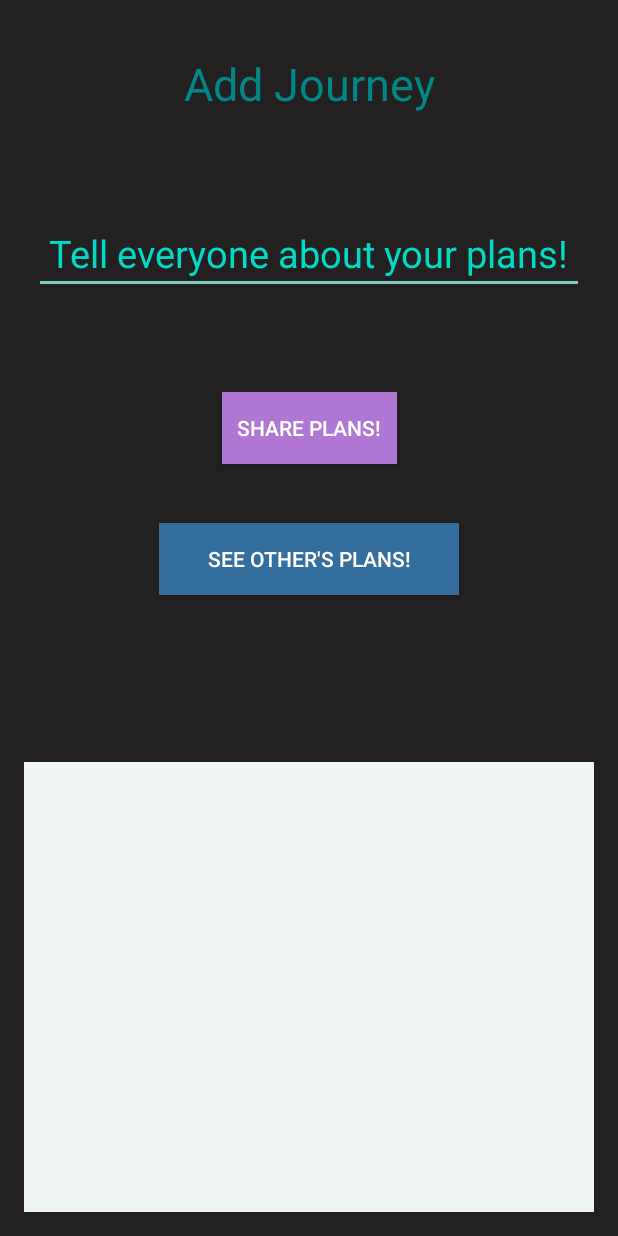
After one commit to archana9499/BonVoyage, an Android app: the AddJourneyActivity screen opened directly, with no data from a screen before it, on a phone screen of 412 x 824 dp. The commit adds this screen. Run offline under Robolectric (Android 15) with nearby library versions, the phone set to English and light mode, and no system bars; libraries missing offline, so code that uses them is left out: com.parse.

Commit message:
Add Journey

```diff
--- /dev/null
+++ b/app/src/main/java/com/example/bonvoyage/AddJourneyActivity.java
@@ -0,0 +1,107 @@
+package com.example.bonvoyage;
+
+import android.app.ProgressDialog;
+import android.os.Bundle;
+import android.view.View;
+import android.widget.Button;
+import android.widget.EditText;
+import android.widget.ListView;
+import android.widget.SimpleAdapter;
+import android.widget.Toast;
+
+import androidx.appcompat.app.AppCompatActivity;
+
+import com.parse.FindCallback;
+import com.parse.ParseException;
+import com.parse.ParseObject;
+import com.parse.ParseQuery;
+import com.parse.ParseUser;
+import com.parse.SaveCallback;
+
+import java.util.ArrayList;
+import java.util.HashMap;
+import java.util.List;
+
+public class AddJourneyActivity extends AppCompatActivity implements View.OnClickListener {
+
+    private EditText edtAddJourney;
+
+    //viewing others plans
+    private Button btnViewPlan;
+    private ListView viewPlansListView;
+
+    @Override
+    protected void onCreate(Bundle savedInstanceState) {
+        super.onCreate(savedInstanceState);
+        setContentView(R.layout.activity_add_journey);
+
+        edtAddJourney = findViewById(R.id.edtAddJourney);
+
+        btnViewPlan = findViewById(R.id.btnViewPlan);
+        viewPlansListView = findViewById(R.id.viewPlansListView);
+        btnViewPlan.setOnClickListener(this);
+
+
+    }
+
+    @Override
+    public void onClick(View v) {
+
+        final ArrayList<HashMap<String, String>> planList = new ArrayList<>();
+        final SimpleAdapter adapter = new SimpleAdapter(AddJourneyActivity.this, planList, android.R.layout.simple_list_item_2, new String[]{"planUserName", "planValue"}, new int[]{android.R.id.text1, android.R.id.text2});
+
+
+        try {
+            ParseQuery<ParseObject> parseQuery = ParseQuery.getQuery("AddJourney");
+            parseQuery.whereExists("user");
+            parseQuery.whereNotEqualTo("user",ParseUser.getCurrentUser().getUsername());
+            parseQuery.findInBackground(new FindCallback<ParseObject>() {
+                @Override
+                public void done(List<ParseObject> objects, ParseException e) {
+                    if (objects.size() > 0 && e == null) {
+                        for (ParseObject tweetObject : objects) {
+                            HashMap<String, String> userTweet = new HashMap<>();
+                            userTweet.put("planUserName", tweetObject.getString("user"));
+                            userTweet.put("planValue", tweetObject.getString("plan"));
+                            planList.add(userTweet);
+
+                        }
+
+                        viewPlansListView.setAdapter(adapter);
+
+                    }
+                }
+            });
+        } catch (Exception e) {
+            e.printStackTrace();
+        }
+    }
+
+
+
+
+
+    public void sharePlan(View view) {
+
+        ParseObject parseObject = new ParseObject("AddJourney");
+        parseObject.put("plan",edtAddJourney.getText().toString());
+        parseObject.put("user", ParseUser.getCurrentUser().getUsername());
+
+        final ProgressDialog progressDialog = new ProgressDialog(this);
+        progressDialog.setMessage("Loading");
+        progressDialog.show();
+        parseObject.saveInBackground(new SaveCallback() {
+            @Override
+            public void done(ParseException e) {
+                if(e == null){
+                    Toast.makeText(AddJourneyActivity.this, "Yay! Shared Your Plan.", Toast.LENGTH_SHORT)
+                            .show();
+                }else {
+                    Toast.makeText(AddJourneyActivity.this, "Oops! Try Again!", Toast.LENGTH_SHORT)
+                            .show();
+                }
+                progressDialog.dismiss();
+            }
+        });
+    }
+}
--- /dev/null
+++ b/app/src/main/res/drawable/add.xml
@@ -0,0 +1,5 @@
+<vector android:autoMirrored="true" android:height="24dp"
+    android:tint="#A810DC" android:viewportHeight="24"
+    android:viewportWidth="24" android:width="24dp" xmlns:android="http://schemas.android.com/apk/res/android">
+    <path android:fillColor="@android:color/white" android:pathData="M12,2C6.48,2 2,6.48 2,12s4.48,10 10,10 10,-4.48 10,-10S17.52,2 12,2zM17,13h-4v4h-2v-4L7,13v-2h4L11,7h2v4h4v2z"/>
+</vector>
--- /dev/null
+++ b/app/src/main/res/drawable/place.xml
@@ -0,0 +1,5 @@
+<vector android:autoMirrored="true" android:height="24dp"
+    android:tint="#AC79DC" android:viewportHeight="24"
+    android:viewportWidth="24" android:width="24dp" xmlns:android="http://schemas.android.com/apk/res/android">
+    <path android:fillColor="@android:color/white" android:pathData="M12,2C8.13,2 5,5.13 5,9c0,5.25 7,13 7,13s7,-7.75 7,-13c0,-3.87 -3.13,-7 -7,-7zM12,11.5c-1.38,0 -2.5,-1.12 -2.5,-2.5s1.12,-2.5 2.5,-2.5 2.5,1.12 2.5,2.5 -1.12,2.5 -2.5,2.5z"/>
+</vector>
--- /dev/null
+++ b/app/src/main/res/layout/activity_add_journey.xml
@@ -0,0 +1,80 @@
+<?xml version="1.0" encoding="utf-8"?>
+<androidx.constraintlayout.widget.ConstraintLayout xmlns:android="http://schemas.android.com/apk/res/android"
+    xmlns:app="http://schemas.android.com/apk/res-auto"
+    xmlns:tools="http://schemas.android.com/tools"
+    android:layout_width="match_parent"
+    android:layout_height="match_parent"
+    android:background="#222020"
+    tools:context=".AddJourneyActivity">
+
+    <TextView
+        android:id="@+id/textView"
+        android:layout_width="wrap_content"
+        android:layout_height="wrap_content"
+        android:layout_marginStart="182dp"
+        android:layout_marginTop="35dp"
+        android:layout_marginEnd="182dp"
+        android:background="#00FFFFFF"
+        android:text="Add Journey"
+        android:textColor="@color/teal_700"
+        android:textSize="30sp"
+        app:layout_constraintEnd_toEndOf="parent"
+        app:layout_constraintStart_toStartOf="parent"
+        app:layout_constraintTop_toTopOf="parent" />
+
+    <EditText
+        android:id="@+id/edtAddJourney"
+        android:layout_width="wrap_content"
+        android:layout_height="wrap_content"
+        android:layout_marginStart="100dp"
+        android:layout_marginTop="65dp"
+        android:layout_marginEnd="100dp"
+        android:hint="Tell everyone about your plans!"
+        android:padding="10sp"
+        android:textColor="@color/teal_700"
+        android:textColorHint="@color/teal_200"
+        android:textSize="25sp"
+        app:layout_constraintEnd_toEndOf="parent"
+        app:layout_constraintStart_toStartOf="parent"
+        app:layout_constraintTop_toBottomOf="@+id/textView" />
+
+    <Button
+        android:id="@+id/btnSharePlan"
+        android:layout_width="wrap_content"
+        android:layout_height="wrap_content"
+        android:layout_marginStart="150dp"
+        android:layout_marginTop="65dp"
+        android:layout_marginEnd="150dp"
+        android:background="#B177D5"
+        android:onClick="sharePlan"
+        android:padding="10sp"
+        android:text="Share Plans!"
+        app:layout_constraintEnd_toEndOf="parent"
+        app:layout_constraintStart_toStartOf="parent"
+        app:layout_constraintTop_toBottomOf="@+id/edtAddJourney" />
+
+    <Button
+        android:id="@+id/btnViewPlan"
+        android:layout_width="200dp"
+        android:layout_height="wrap_content"
+        android:layout_marginStart="160dp"
+        android:layout_marginTop="39dp"
+        android:layout_marginEnd="160dp"
+        android:background="#346E9C"
+        android:text="See Other's Plans!"
+        app:layout_constraintEnd_toEndOf="parent"
+        app:layout_constraintStart_toStartOf="parent"
+        app:layout_constraintTop_toBottomOf="@+id/btnSharePlan" />
+
+    <ListView
+        android:id="@+id/viewPlansListView"
+        android:layout_width="380dp"
+        android:layout_height="300dp"
+        android:layout_marginStart="15dp"
+        android:layout_marginEnd="16dp"
+        android:layout_marginBottom="16dp"
+        android:textFilterEnabled="false"
+        app:layout_constraintBottom_toBottomOf="parent"
+        app:layout_constraintEnd_toEndOf="parent"
+        app:layout_constraintStart_toStartOf="parent" />
+</androidx.constraintlayout.widget.ConstraintLayout>
--- a/app/src/main/res/layout/fragment_my_profile.xml
+++ b/app/src/main/res/layout/fragment_my_profile.xml
@@ -16,8 +16,9 @@
         android:layout_marginStart="8dp"
         android:layout_marginTop="8dp"
         android:layout_marginEnd="8dp"
-        android:background="#49A7B3"
+        android:background="#0049A7B3"
         android:text="Edit My Profile"
+        android:textColor="@color/teal_700"
         android:textColorHint="@color/light_blue"
         android:textSize="30sp"
         app:layout_constraintEnd_toEndOf="parent"
```
Also changed, not shown: app/src/main/AndroidManifest.xml (+3 -7 lines), app/src/main/java/com/example/bonvoyage/SignUp_Fragment.java (+8 -0 lines), app/src/main/java/com/example/bonvoyage/SocialMediaActivity.java (+10 -0 lines), app/src/main/java/com/example/bonvoyage/SuggestionActivity.java (+87 -0 lines), app/src/main/java/com/example/bonvoyage/UsersPosts.java (+7 -0 lines), app/src/main/java/com/example/bonvoyage/UsersTab.java (+14 -0 lines), app/src/main/res/layout/suggestions.xml (+17 -20 lines), app/src/main/res/menu/my_menu.xml (+11 -0 lines).
